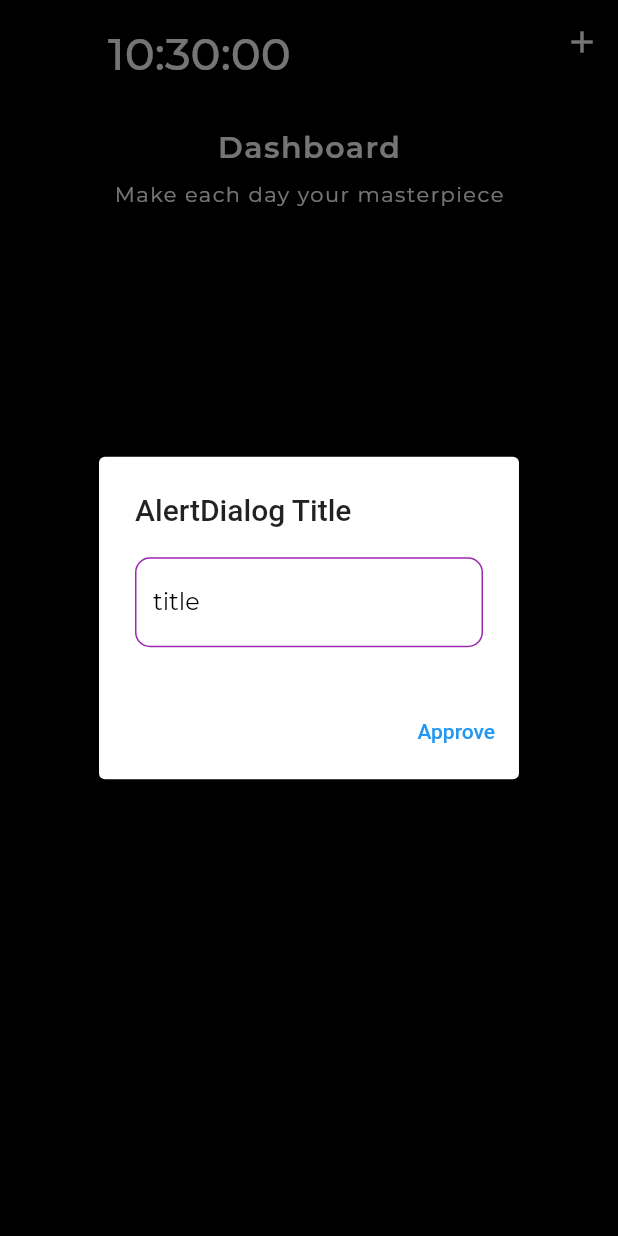
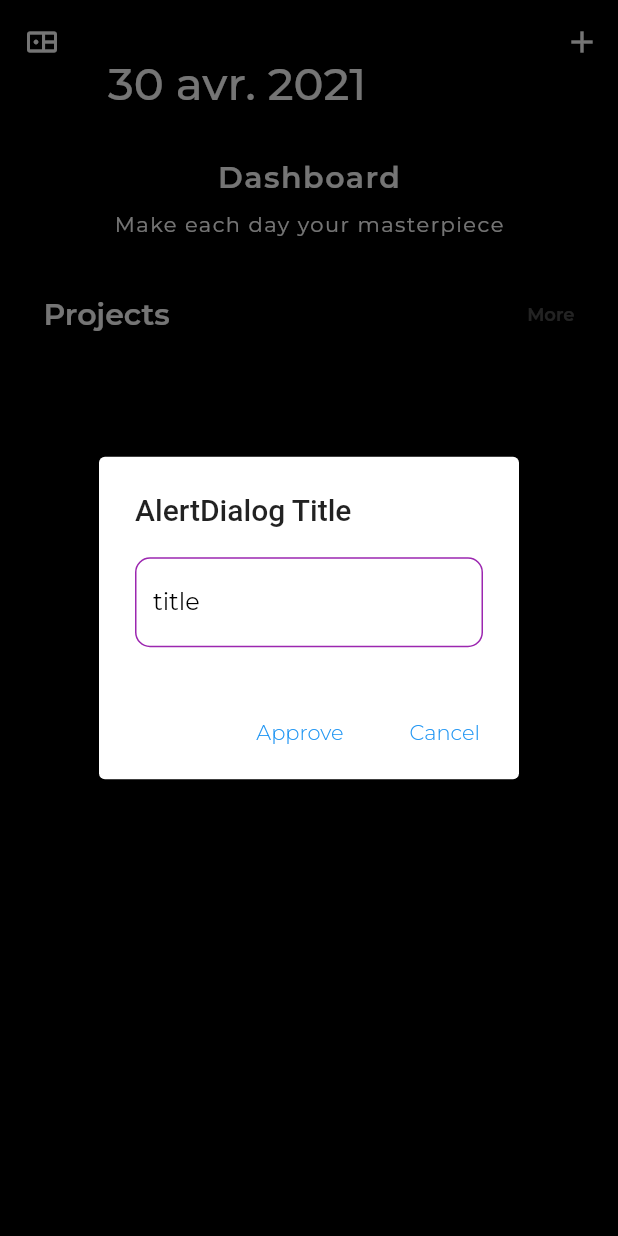
Before and after one commit to tookie92/portoun, a Flutter app: the HomePage screen opened directly, after a tap on the "add" icon, on a phone screen of 412 x 824 dp. Run offline on Flutter 3.47's test engine with Material 2 defaults, Android fonts, the phone set to English and light mode, and no system bars; our stand-ins replace animate_do, cloud_firestore, firebase_core, google_fonts; accounts and stored records are empty.

Commit message:
gut wieder

```diff
--- a/lib/blocs/bloc_home.dart
+++ b/lib/blocs/bloc_home.dart
@@ -1,8 +1,7 @@
 import 'dart:async';
 
 import 'package:cloud_firestore/cloud_firestore.dart';
-import 'package:intl/date_symbol_data_file.dart';
-import 'package:intl/intl.dart';
+
 import 'package:portoun/blocs/blocs.dart';
 import 'package:portoun/models/models.dart';
 
--- a/lib/ui/screens/home_page.dart
+++ b/lib/ui/screens/home_page.dart
@@ -1,9 +1,9 @@
 import 'package:cloud_firestore/cloud_firestore.dart';
 import 'package:flutter/material.dart';
+import 'package:intl/intl.dart';
 import 'package:portoun/blocs/blocs.dart';
 import 'package:portoun/models/models.dart';
 import 'package:portoun/ui/widgets/widgets.dart';
-import 'package:intl/intl.dart';
 
 class HomePage extends StatelessWidget {
   @override
@@ -38,23 +38,25 @@ class HomePage extends StatelessWidget {
               return CustomScrollView(
                 slivers: [
                   SliverAppBar(
-                    expandedHeight: 70.0,
+                    expandedHeight: 90.0,
                     floating: true,
                     //pinned: true,
                     backgroundColor: Colors.transparent,
                     forceElevated: true,
                     flexibleSpace: FlexibleSpaceBar(
                       title: MyText(
-                        label: DateFormat.Hms('fr').format(DateTime.now()),
+                        label: DateFormat.yMMMd('fr').format(DateTime.now()),
                       ),
                     ),
+                    leading: Icon(Icons.bento_outlined),
                     actions: [
                       IconButton(
                           onPressed: () async {
                             //
                             await showDialog<void>(
                               context: context,
-                              barrierDismissible: true, // user must tap button!
+                              barrierDismissible:
+                                  false, // user must tap button!
                               builder: (BuildContext context) {
                                 return AlertDialog(
                                   title: Text('AlertDialog Title'),
@@ -77,17 +79,21 @@ class HomePage extends StatelessWidget {
                                     ),
                                   ),
                                   actions: <Widget>[
-                                    TextButton(
-                                      child: Text('Approve'),
+                                    MyTextButton(
+                                      label: 'Approve',
                                       onPressed: () async {
                                         if (_formKey.currentState!.validate()) {
                                           _formKey.currentState!.save();
                                           print(
                                               '${truc.categorieModel!.title}');
-                                          await truc.addCategorie().then(
-                                              (value) =>
-                                                  Navigator.of(context).pop());
+                                          await truc.addCategorie();
                                         }
+                                      },
+                                    ),
+                                    MyTextButton(
+                                      label: 'Cancel',
+                                      onPressed: () {
+                                        Navigator.of(context).pop();
                                       },
                                     ),
                                   ],
@@ -131,9 +137,37 @@ class HomePage extends StatelessWidget {
                               color: Colors.white,
                             ),
                             SizedBox(
-                              height: 10.0,
+                              height: 40.0,
                             ),
-                            StreamBuilder<QuerySnapshot>(
+                            Padding(
+                              padding:
+                                  const EdgeInsets.symmetric(horizontal: 29.0),
+                              child: Row(
+                                mainAxisAlignment:
+                                    MainAxisAlignment.spaceBetween,
+                                children: [
+                                  MyText(
+                                    label: 'Projects',
+                                    color: Colors.white,
+                                    fontSize: 20.0,
+                                    fontWeight: FontWeight.w600,
+                                  ),
+                                  MyText(
+                                    label: 'More',
+                                    color: Colors.white.withOpacity(0.3),
+                                    fontSize: 12.0,
+                                    fontWeight: FontWeight.w600,
+                                  ),
+                                ],
+                              ),
+                            ),
+                            SizedBox(
+                              height: 30.0,
+                            ),
+                            Padding(
+                              padding:
+                                  const EdgeInsets.symmetric(horizontal: 20.0),
+                              child: StreamBuilder<QuerySnapshot>(
                                 stream: truc.collectionReference!.snapshots(),
                                 builder: (BuildContext context,
                                     AsyncSnapshot<QuerySnapshot> snapshot) {
@@ -164,8 +198,8 @@ class HomePage extends StatelessWidget {
                                           child: ListView(
                                             physics: BouncingScrollPhysics(),
                                             scrollDirection: Axis.horizontal,
-                                          children: snapshot.data!.docs
-                                              .map((DocumentSnapshot document) {
+                                            children: snapshot.data!.docs.map(
+                                                (DocumentSnapshot document) {
                                               return Container(
                                                 child: showCategorie(
                                                     document, context),
@@ -174,6 +208,7 @@ class HomePage extends StatelessWidget {
                                           ),
                                         );
                                 },
+                              ),
                             ),
                           ],
                         ),
```
Lines whose indentation alone changed are shown as unchanged.
